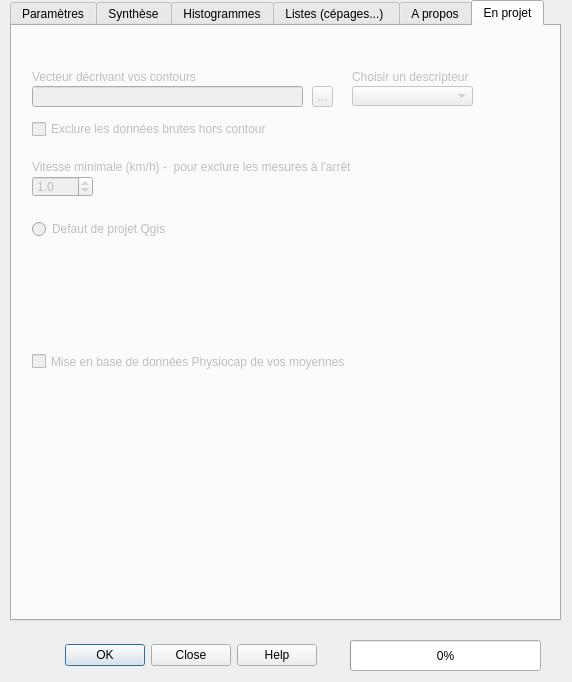
Above: Physiocap_dialog_base.ui from jhemmi/QgisPhysiocapPlugin before the change. Below: the same form after it.
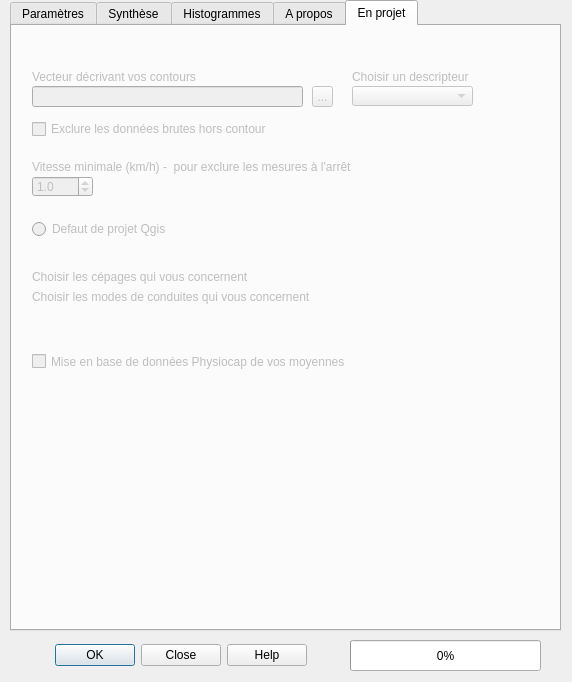
That is the form after the change. The open tabs and pages were chosen to show the change.

Diff of the .ui file:
```diff
--- a/Physiocap_dialog_base.ui
+++ b/Physiocap_dialog_base.ui
@@ -16,7 +16,7 @@
   <widget class="QDialogButtonBox" name="buttonBox">
    <property name="geometry">
     <rect>
-     <x>40</x>
+     <x>30</x>
      <y>640</y>
      <width>301</width>
      <height>31</height>
@@ -41,7 +41,7 @@
      <x>10</x>
      <y>0</y>
      <width>551</width>
-     <height>621</height>
+     <height>631</height>
     </rect>
    </property>
    <property name="toolTip">
@@ -916,43 +916,6 @@
      </property>
     </widget>
    </widget>
-   <widget class="QWidget" name="tab">
-    <attribute name="title">
-     <string>Listes (cépages...) </string>
-    </attribute>
-    <widget class="QLabel" name="label">
-     <property name="enabled">
-      <bool>false</bool>
-     </property>
-     <property name="geometry">
-      <rect>
-       <x>30</x>
-       <y>40</y>
-       <width>311</width>
-       <height>21</height>
-      </rect>
-     </property>
-     <property name="text">
-      <string>Choisir les cépages qui vous concernent</string>
-     </property>
-    </widget>
-    <widget class="QLabel" name="label_2">
-     <property name="enabled">
-      <bool>false</bool>
-     </property>
-     <property name="geometry">
-      <rect>
-       <x>20</x>
-       <y>310</y>
-       <width>371</width>
-       <height>21</height>
-      </rect>
-     </property>
-     <property name="text">
-      <string>Choisir les modes de conduites qui vous concernent</string>
-     </property>
-    </widget>
-   </widget>
    <widget class="QWidget" name="tabAide">
     <attribute name="title">
      <string>A propos</string>
@@ -1295,6 +1258,38 @@
       <double>1.000000000000000</double>
      </property>
     </widget>
+    <widget class="QLabel" name="label">
+     <property name="enabled">
+      <bool>false</bool>
+     </property>
+     <property name="geometry">
+      <rect>
+       <x>20</x>
+       <y>240</y>
+       <width>311</width>
+       <height>21</height>
+      </rect>
+     </property>
+     <property name="text">
+      <string>Choisir les cépages qui vous concernent</string>
+     </property>
+    </widget>
+    <widget class="QLabel" name="label_2">
+     <property name="enabled">
+      <bool>false</bool>
+     </property>
+     <property name="geometry">
+      <rect>
+       <x>20</x>
+       <y>260</y>
+       <width>371</width>
+       <height>21</height>
+      </rect>
+     </property>
+     <property name="text">
+      <string>Choisir les modes de conduites qui vous concernent</string>
+     </property>
+    </widget>
    </widget>
   </widget>
   <widget class="QProgressBar" name="progressBar">
```
Left out of the diff: 8 changed lines with no effect on the pictures.
